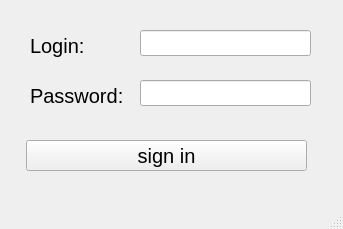
Qt form mainwindow.ui (Chpokich/qt_database) before a commit.
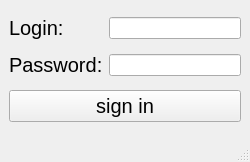
The same form after that commit.

The edit to the form file:
```diff
--- a/mainwindow.ui
+++ b/mainwindow.ui
@@ -6,41 +6,17 @@
    <rect>
     <x>0</x>
     <y>0</y>
-    <width>343</width>
-    <height>229</height>
+    <width>250</width>
+    <height>162</height>
    </rect>
   </property>
   <property name="windowTitle">
    <string>MainWindow</string>
   </property>
   <widget class="QWidget" name="centralwidget">
-   <widget class="QPushButton" name="pushButton">
-    <property name="geometry">
-     <rect>
-      <x>26</x>
-      <y>140</y>
-      <width>281</width>
-      <height>31</height>
-     </rect>
-    </property>
-    <property name="font">
-     <font>
-      <pointsize>15</pointsize>
-     </font>
-    </property>
-    <property name="text">
-     <string>sign in</string>
-    </property>
-   </widget>
+   <layout class="QGridLayout" name="gridLayout">
+    <item row="0" column="0">
    <widget class="QLabel" name="label">
-    <property name="geometry">
-     <rect>
-      <x>30</x>
-      <y>30</y>
-      <width>61</width>
-      <height>31</height>
-     </rect>
-    </property>
     <property name="font">
      <font>
       <pointsize>15</pointsize>
@@ -55,15 +31,12 @@
      <string>Login:</string>
     </property>
    </widget>
+    </item>
+    <item row="0" column="1">
+     <widget class="QLineEdit" name="lineEdit_1"/>
+    </item>
+    <item row="1" column="0">
    <widget class="QLabel" name="label_2">
-    <property name="geometry">
-     <rect>
-      <x>30</x>
-      <y>80</y>
-      <width>101</width>
-      <height>31</height>
-     </rect>
-    </property>
     <property name="font">
      <font>
       <pointsize>15</pointsize>
@@ -78,26 +51,23 @@
      <string>Password:</string>
     </property>
    </widget>
-   <widget class="QLineEdit" name="lineEdit_1">
-    <property name="geometry">
-     <rect>
-      <x>140</x>
-      <y>30</y>
-      <width>171</width>
-      <height>26</height>
-     </rect>
-    </property>
-   </widget>
-   <widget class="QLineEdit" name="lineEdit_2">
-    <property name="geometry">
-     <rect>
-      <x>140</x>
-      <y>80</y>
-      <width>171</width>
-      <height>26</height>
-     </rect>
-    </property>
-   </widget>
+    </item>
+    <item row="1" column="1">
+     <widget class="QLineEdit" name="lineEdit_2"/>
+    </item>
+    <item row="2" column="0" colspan="2">
+     <widget class="QPushButton" name="pushButton">
+      <property name="font">
+       <font>
+        <pointsize>15</pointsize>
+       </font>
+      </property>
+      <property name="text">
+       <string>sign in</string>
+      </property>
+     </widget>
+    </item>
+   </layout>
   </widget>
   <widget class="QMenuBar" name="menubar">
    <property name="geometry">
```
Left out of the diff: 4 changed lines with no effect on the pictures. Lines whose indentation alone changed are shown as unchanged.
